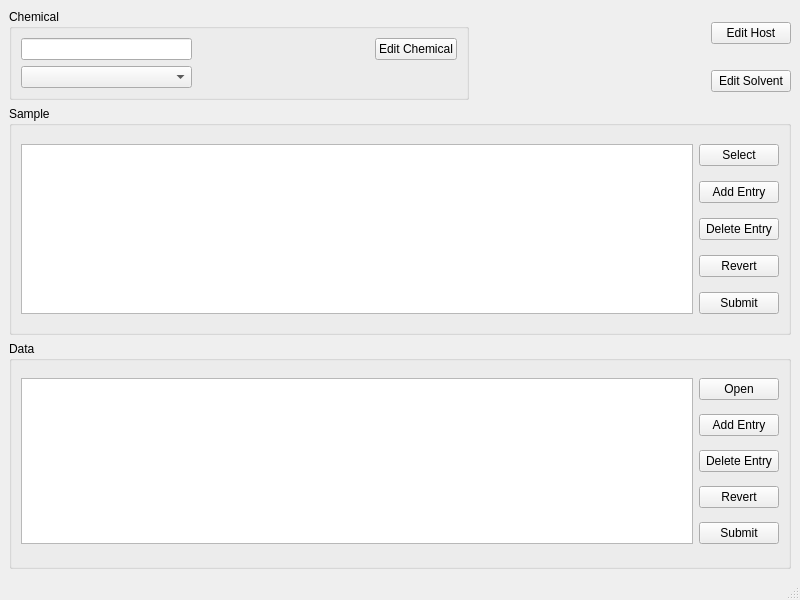
Old version of the form Analysis_UI/databasewindow.ui in the repository goluckyryan/nonLinearFit.
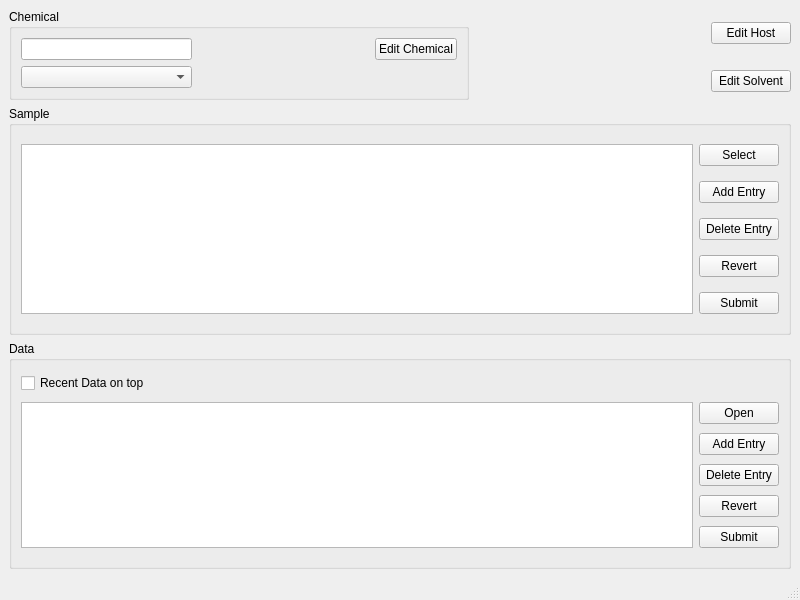
New version of the form.

```diff
--- a/Analysis_UI/databasewindow.ui
+++ b/Analysis_UI/databasewindow.ui
@@ -68,44 +68,51 @@
        <string>Data</string>
       </property>
       <layout class="QGridLayout" name="gridLayout_4">
-       <item row="0" column="0" rowspan="5">
-        <widget class="QTableView" name="dataView"/>
-       </item>
-       <item row="0" column="1">
-        <widget class="QPushButton" name="pushButton_open">
-         <property name="text">
-          <string>Open</string>
-         </property>
-        </widget>
-       </item>
-       <item row="1" column="1">
+       <item row="2" column="1">
         <widget class="QPushButton" name="pushButton_addDataEntry">
          <property name="text">
           <string>Add Entry</string>
          </property>
         </widget>
        </item>
-       <item row="2" column="1">
+       <item row="1" column="0" rowspan="5">
+        <widget class="QTableView" name="dataView"/>
+       </item>
+       <item row="3" column="1">
         <widget class="QPushButton" name="pushButton_deleteDataEntry">
          <property name="text">
           <string>Delete Entry</string>
          </property>
         </widget>
        </item>
-       <item row="3" column="1">
+       <item row="1" column="1">
+        <widget class="QPushButton" name="pushButton_open">
+         <property name="text">
+          <string>Open</string>
+         </property>
+        </widget>
+       </item>
+       <item row="4" column="1">
         <widget class="QPushButton" name="pushButton_revertData">
          <property name="text">
           <string>Revert</string>
          </property>
         </widget>
        </item>
-       <item row="4" column="1">
+       <item row="5" column="1">
         <widget class="QPushButton" name="pushButton_submitData">
          <property name="text">
           <string>Submit</string>
          </property>
         </widget>
        </item>
+       <item row="0" column="0">
+        <widget class="QCheckBox" name="checkBox">
+         <property name="text">
+          <string>Recent Data on top</string>
+         </property>
+        </widget>
+       </item>
       </layout>
      </widget>
     </item>
```
Left out of the diff: 2 changed lines with no effect on the pictures.
